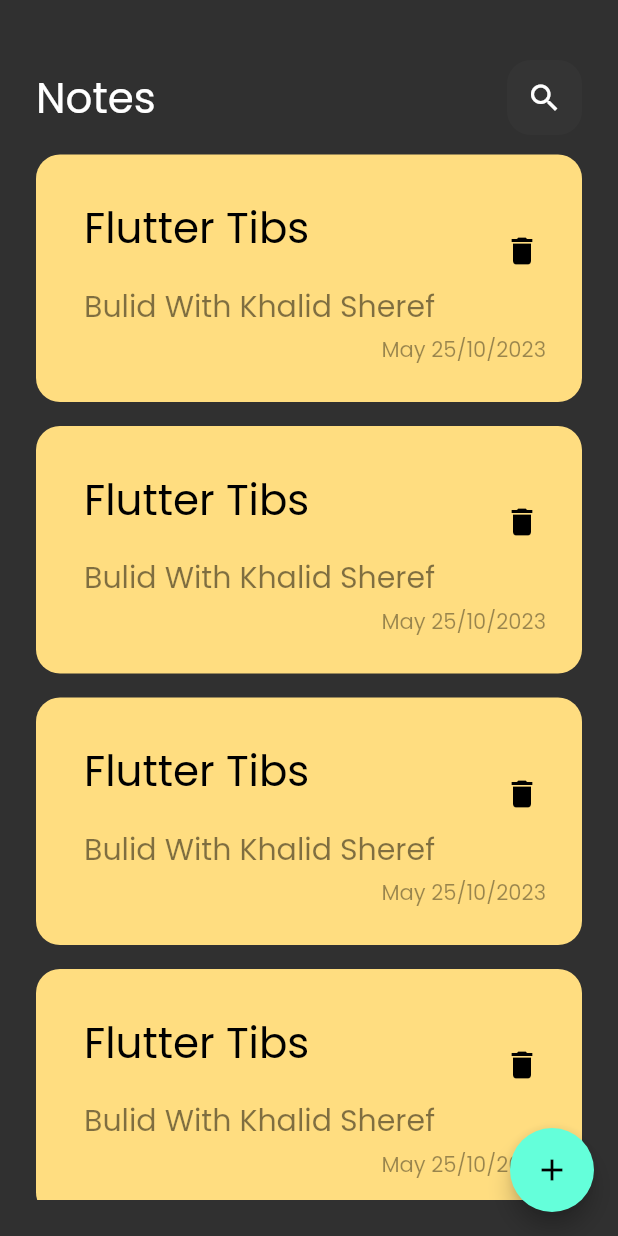
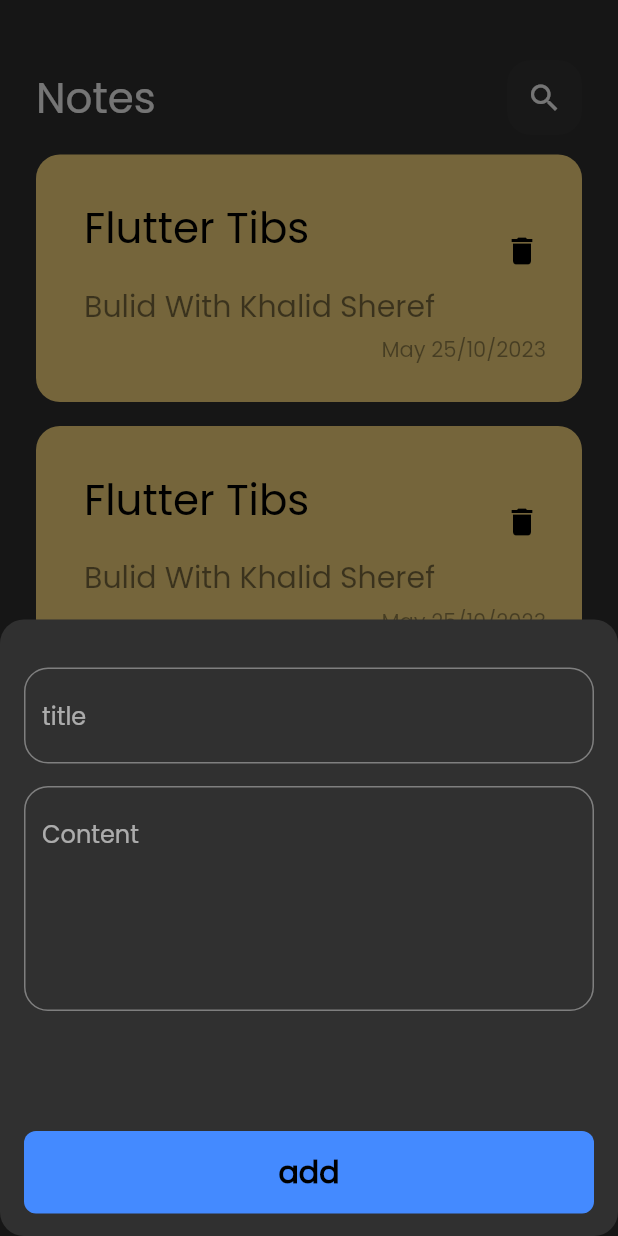
Before and after one commit to Khalidsheref/Notes-App, a Flutter app: the screen it shows after launch, after a tap on the "add" icon, on a phone screen of 412 x 824 dp. Run offline on Flutter 3.47's test engine with Material 2 defaults, Android fonts, the phone set to English and light mode, and no system bars.

Commit message:
edit note view and add new bottom sheet and add custom textfield

```diff
--- /dev/null
+++ b/lib/views/Edit _Note_View.dart
@@ -0,0 +1,13 @@
+import 'package:flutter/material.dart';
+import 'package:notes_app/widgets/EditNoteViewBody.dart';
+
+class EditNoteView extends StatelessWidget {
+  const EditNoteView({super.key});
+
+  @override
+  Widget build(BuildContext context) {
+    return Scaffold(
+      body: EditNoteViewBody(),
+    );
+  }
+}
--- a/lib/views/Notes_view.dart
+++ b/lib/views/Notes_view.dart
@@ -1,4 +1,5 @@
 import 'package:flutter/material.dart';
+import 'package:notes_app/widgets/Add-new-bottom-sheet.dart';
 import 'package:notes_app/widgets/Notes_View-body.dart';
 
 class NotesView extends StatelessWidget {
@@ -8,7 +9,15 @@ class NotesView extends StatelessWidget {
   Widget build(BuildContext context) {
     return Scaffold(
       floatingActionButton: FloatingActionButton(
-        onPressed: () {},
+        onPressed: () {
+          showModalBottomSheet(
+              shape: RoundedRectangleBorder(
+                  borderRadius: BorderRadius.circular(16)),
+              context: context,
+              builder: (context) {
+                return NewBottomSheet();
+              });
+        },
         child: Icon(Icons.add),
       ),
       body: NotesViewBody(),
--- /dev/null
+++ b/lib/widgets/Add-new-bottom-sheet.dart
@@ -0,0 +1,36 @@
+import 'package:flutter/material.dart';
+import 'package:notes_app/widgets/Custom-Text-Field.dart';
+import 'package:notes_app/widgets/Custom-button.dart';
+
+class NewBottomSheet extends StatelessWidget {
+  const NewBottomSheet({super.key});
+
+  @override
+  Widget build(BuildContext context) {
+    return Padding(
+      padding: const EdgeInsets.symmetric(horizontal: 16),
+      child: SingleChildScrollView(
+        child: Column(
+          children: [
+            SizedBox(height: 32),
+            CustomTextField(
+              hint: 'title',
+            ),
+            SizedBox(
+              height: 15,
+            ),
+            CustomTextField(
+              hint: 'Content',
+              maxlines: 5,
+            ),
+            SizedBox(height: 80),
+            CustomButton(),
+            SizedBox(
+              height: 15,
+            )
+          ],
+        ),
+      ),
+    );
+  }
+}
--- /dev/null
+++ b/lib/widgets/Custom-Text-Field.dart
@@ -0,0 +1,16 @@
+import 'package:flutter/material.dart';
+
+class CustomTextField extends StatelessWidget {
+  const CustomTextField({super.key, required this.hint, this.maxlines = 1});
+  final String hint;
+  final int maxlines;
+  @override
+  Widget build(BuildContext context) {
+    return TextField(
+      maxLines: maxlines,
+      decoration: InputDecoration(
+          hintText: hint,
+          border: OutlineInputBorder(borderRadius: BorderRadius.circular(16))),
+    );
+  }
+}
--- /dev/null
+++ b/lib/widgets/Custom-button.dart
@@ -0,0 +1,24 @@
+import 'package:flutter/material.dart';
+
+class CustomButton extends StatelessWidget {
+  const CustomButton({super.key});
+
+  @override
+  Widget build(BuildContext context) {
+    return Container(
+      width: MediaQuery.of(context).size.width,
+      height: 55,
+      decoration: BoxDecoration(
+        color: Colors.blueAccent,
+        borderRadius: BorderRadius.circular(8),
+      ),
+      child: Center(
+        child: Text(
+          'add',
+          style: TextStyle(
+              color: Colors.black, fontSize: 20, fontWeight: FontWeight.bold),
+        ),
+      ),
+    );
+  }
+}
--- a/lib/widgets/CustomNote-item.dart
+++ b/lib/widgets/CustomNote-item.dart
@@ -1,11 +1,18 @@
 import 'package:flutter/material.dart';
+import 'package:notes_app/views/Edit%20_Note_View.dart';
 
 class CustomNoteItem extends StatelessWidget {
   const CustomNoteItem({super.key});
 
   @override
   Widget build(BuildContext context) {
-    return Container(
+    return GestureDetector(
+      onTap: () {
+        Navigator.push(context, MaterialPageRoute(builder: (context) {
+          return const EditNoteView();
+        }));
+      },
+      child: Container(
         padding: EdgeInsets.only(
           top: 24,
           bottom: 24,
@@ -44,6 +51,7 @@ class CustomNoteItem extends StatelessWidget {
             )
           ],
         ),
+      ),
     );
   }
 }
--- /dev/null
+++ b/lib/widgets/EditNoteViewBody.dart
@@ -0,0 +1,10 @@
+import 'package:flutter/material.dart';
+
+class EditNoteViewBody extends StatelessWidget {
+  const EditNoteViewBody({super.key});
+
+  @override
+  Widget build(BuildContext context) {
+    return Container();
+  }
+}
--- a/lib/widgets/Items -List-View.dart
+++ b/lib/widgets/Items -List-View.dart
@@ -6,11 +6,13 @@ class NotesListView extends StatelessWidget {
 
   @override
   Widget build(BuildContext context) {
-    return ListView.builder(itemBuilder: (context, index) {
-      return Padding(
-        padding: const EdgeInsets.symmetric(vertical: 8),
-        child: const CustomNoteItem(),
-      );
-    });
+    return ListView.builder(
+        padding: EdgeInsets.zero,
+        itemBuilder: (context, index) {
+          return Padding(
+            padding: const EdgeInsets.symmetric(vertical: 8),
+            child: const CustomNoteItem(),
+          );
+        });
   }
 }
```
Lines whose indentation alone changed are shown as unchanged.
